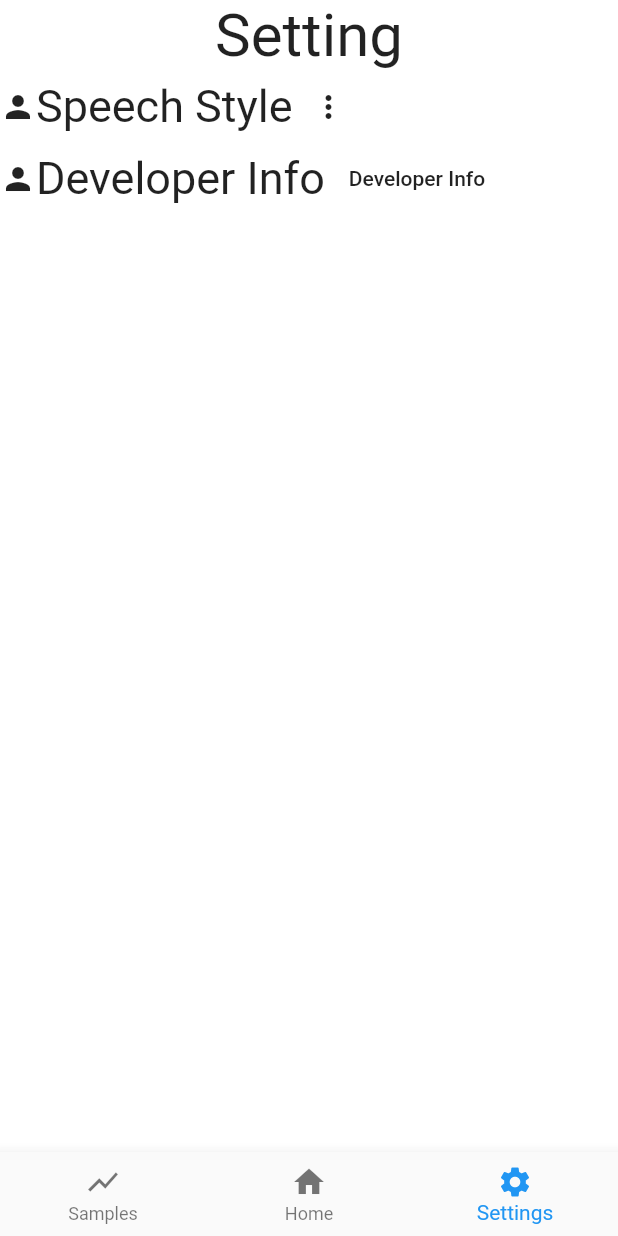
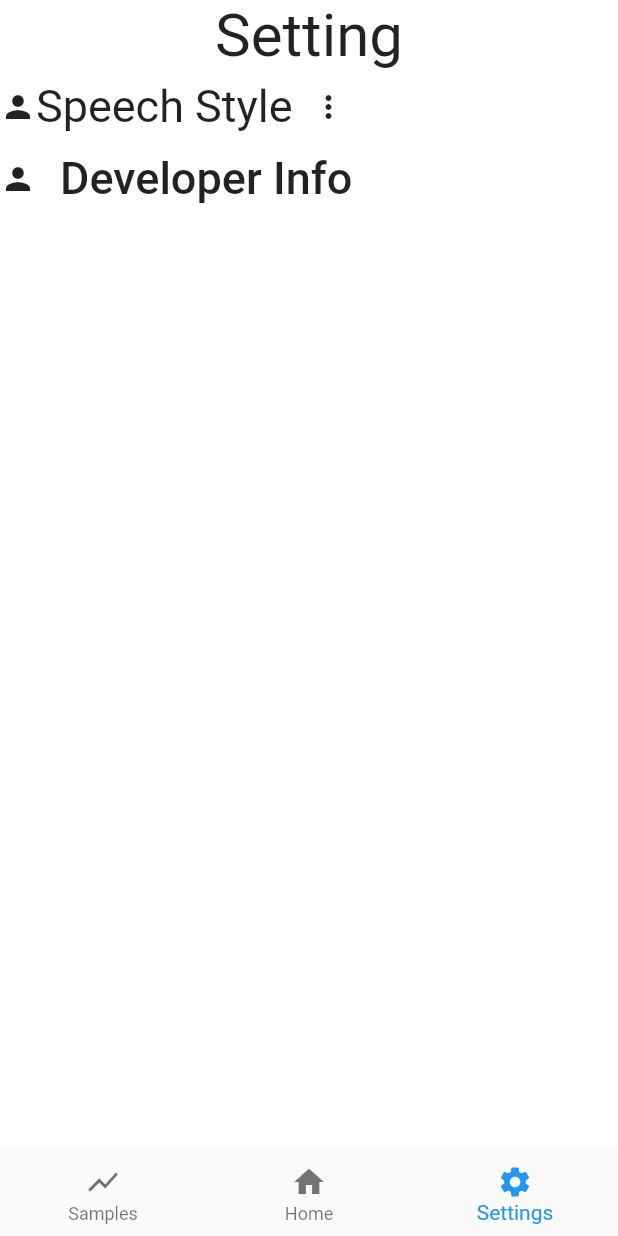
Before and after one commit to yichen14/speechMorph, a Flutter app: the screen it shows after launch, item 3 of the bottom bar chosen, on a phone screen of 412 x 824 dp. Run offline on Flutter 3.47's test engine with Material 2 defaults, Android fonts, the phone set to English and light mode, and no system bars; our stand-ins replace audioplayers, flutter_screenutil.

Commit message:
developer info third commit

```diff
--- a/lib/developer_info_button.dart
+++ b/lib/developer_info_button.dart
@@ -18,17 +18,15 @@ class DeveloperInfoButtonState extends State<DeveloperInfoButtonWidget> {
         new Row(
           children: <Widget>[
             new Icon(Icons.person),
-            Text('Developer Info',
-            style: TextStyle(fontSize: 30.0)
-            ),
             new FlatButton(
               onPressed: () {
                 developerInfoDialog();
               },
-              child: (
-                Text("Developer Info")
-              )
-            )
+              child:
+              Text('Developer Info',
+              style: TextStyle(fontSize: 30.0)
+              ),
+            ),
           ],
         ),
       ],
--- a/lib/settings.dart
+++ b/lib/settings.dart
@@ -16,14 +16,6 @@ class SettingPage extends StatelessWidget{
                 Text('Setting',
                   style: TextStyle(fontSize: 40.0)
                 ),
-                /*
-                new ListView.builder(
-                  itemBuilder: (BuildContext context, int index) {
-                    return new StuffInTiles(listOfTiles[index]);
-                  },
-                  itemCount: listOfTiles.length,
-                ),
-                */
                 ChooseStyleButtonWidget(),
                 DeveloperInfoButtonWidget(),
               ]
```
